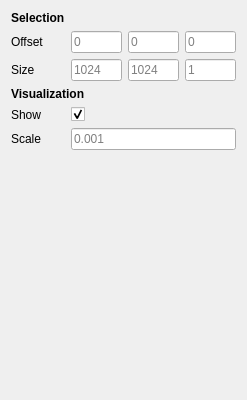
The window that include/ui/plugins/fom_toolbox.ui (VRGroupRWTH/pli_view) describes before a commit, drawn with Qt 5.
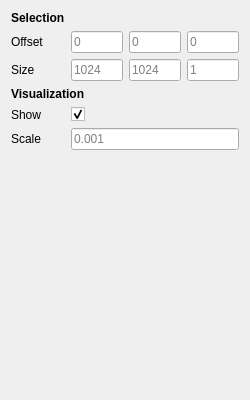
The same window after the commit.

Diff of the .ui file:
```diff
--- a/include/ui/plugins/fom_toolbox.ui
+++ b/include/ui/plugins/fom_toolbox.ui
@@ -6,7 +6,7 @@
    <rect>
     <x>0</x>
     <y>0</y>
-    <width>247</width>
+    <width>250</width>
     <height>400</height>
    </rect>
   </property>
@@ -220,7 +220,7 @@
      </property>
     </widget>
    </item>
-   <item row="6" column="0">
+   <item row="6" column="0" colspan="4">
     <spacer name="spacer">
      <property name="orientation">
       <enum>Qt::Vertical</enum>
```
